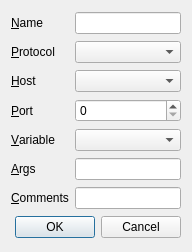
Qt form trunk/qrdc/ui/connection.ui (rgfernandes/qtdesktop) before a commit.
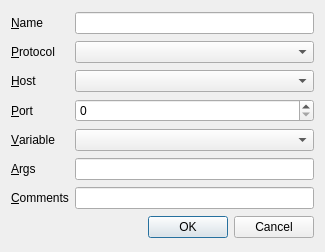
The same form after that commit.

Diff of the .ui file:
```diff
--- a/trunk/qrdc/ui/connection.ui
+++ b/trunk/qrdc/ui/connection.ui
@@ -6,7 +6,7 @@
    <rect>
     <x>0</x>
     <y>0</y>
-    <width>192</width>
+    <width>325</width>
     <height>252</height>
    </rect>
   </property>
@@ -64,7 +64,11 @@
     </widget>
    </item>
    <item row="3" column="1">
-    <widget class="QSpinBox" name="sbPort"/>
+    <widget class="QSpinBox" name="sbPort">
+     <property name="maximum">
+      <number>65535</number>
+     </property>
+    </widget>
    </item>
    <item row="4" column="0">
     <widget class="QLabel" name="lVar">
```
Left out of the diff: 35 changed lines with no effect on the pictures.
